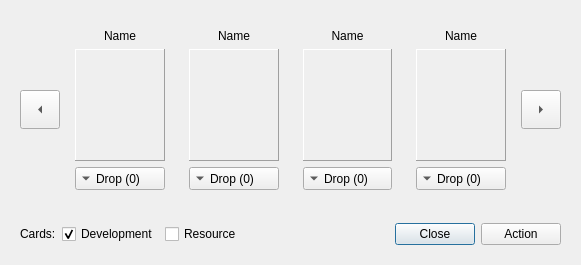
First picture: the form in client/ui/cardbrowserform.ui, repository rku/Settleboard, before the edit.
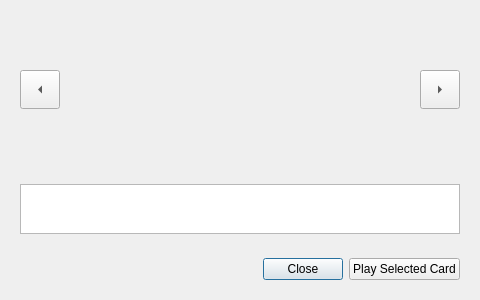
Second picture: the form after the edit. Custom widgets are drawn as their Qt base class.

Commit message: Improve game card browser.

Diff of the .ui file:
```diff
--- a/client/ui/cardbrowserform.ui
+++ b/client/ui/cardbrowserform.ui
@@ -9,12 +9,12 @@
    <rect>
     <x>0</x>
     <y>0</y>
-    <width>581</width>
-    <height>265</height>
+    <width>480</width>
+    <height>300</height>
    </rect>
   </property>
   <property name="sizePolicy">
-   <sizepolicy hsizetype="Fixed" vsizetype="Fixed">
+   <sizepolicy hsizetype="Preferred" vsizetype="Preferred">
     <horstretch>0</horstretch>
     <verstretch>0</verstretch>
    </sizepolicy>
@@ -55,242 +55,107 @@
        </widget>
       </item>
       <item>
-       <widget class="QWidget" name="widgetCard1" native="true">
-        <layout class="QVBoxLayout" name="verticalLayout_4">
-         <item>
-          <widget class="QLabel" name="labelName1">
-           <property name="text">
-            <string>Name</string>
-           </property>
-           <property name="alignment">
-            <set>Qt::AlignCenter</set>
-           </property>
-          </widget>
-         </item>
-         <item>
-          <widget class="QLabel" name="labelPixmap1">
-           <property name="sizePolicy">
-            <sizepolicy hsizetype="Preferred" vsizetype="Preferred">
-             <horstretch>0</horstretch>
-             <verstretch>1</verstretch>
-            </sizepolicy>
-           </property>
-           <property name="frameShape">
-            <enum>QFrame::Panel</enum>
-           </property>
-           <property name="frameShadow">
-            <enum>QFrame::Raised</enum>
-           </property>
-           <property name="text">
-            <string/>
-           </property>
-           <property name="alignment">
-            <set>Qt::AlignCenter</set>
-           </property>
-          </widget>
-         </item>
-         <item>
-          <widget class="QToolButton" name="buttonDrop1">
-           <property name="sizePolicy">
-            <sizepolicy hsizetype="Preferred" vsizetype="Fixed">
-             <horstretch>0</horstretch>
-             <verstretch>0</verstretch>
-            </sizepolicy>
-           </property>
-           <property name="text">
-            <string>Drop (0)</string>
-           </property>
-           <property name="toolButtonStyle">
-            <enum>Qt::ToolButtonTextBesideIcon</enum>
-           </property>
-           <property name="arrowType">
-            <enum>Qt::DownArrow</enum>
-           </property>
-          </widget>
-         </item>
-        </layout>
+       <spacer name="horizontalSpacer_2">
+        <property name="orientation">
+         <enum>Qt::Horizontal</enum>
+        </property>
+        <property name="sizeType">
+         <enum>QSizePolicy::Expanding</enum>
+        </property>
+        <property name="sizeHint" stdset="0">
+         <size>
+          <width>10</width>
+          <height>20</height>
+         </size>
+        </property>
+       </spacer>
+      </item>
+      <item>
+       <widget class="GameCardView" name="gameCardView1" native="true">
+        <property name="sizePolicy">
+         <sizepolicy hsizetype="Expanding" vsizetype="Expanding">
+          <horstretch>0</horstretch>
+          <verstretch>0</verstretch>
+         </sizepolicy>
+        </property>
+        <property name="minimumSize">
+         <size>
+          <width>0</width>
+          <height>0</height>
+         </size>
+        </property>
+        <property name="baseSize">
+         <size>
+          <width>0</width>
+          <height>0</height>
+         </size>
+        </property>
        </widget>
       </item>
       <item>
-       <widget class="QWidget" name="widgetCard2" native="true">
-        <layout class="QVBoxLayout" name="verticalLayout_3">
-         <item>
-          <widget class="QLabel" name="labelName2">
-           <property name="text">
-            <string>Name</string>
-           </property>
-           <property name="alignment">
-            <set>Qt::AlignCenter</set>
-           </property>
-          </widget>
-         </item>
-         <item>
-          <widget class="QLabel" name="labelPixmap2">
-           <property name="sizePolicy">
-            <sizepolicy hsizetype="Preferred" vsizetype="Preferred">
-             <horstretch>0</horstretch>
-             <verstretch>1</verstretch>
-            </sizepolicy>
-           </property>
-           <property name="frameShape">
-            <enum>QFrame::Panel</enum>
-           </property>
-           <property name="frameShadow">
-            <enum>QFrame::Raised</enum>
-           </property>
-           <property name="text">
-            <string/>
-           </property>
-           <property name="alignment">
-            <set>Qt::AlignCenter</set>
-           </property>
-          </widget>
-         </item>
-         <item>
-          <widget class="QToolButton" name="buttonDrop2">
-           <property name="sizePolicy">
-            <sizepolicy hsizetype="Preferred" vsizetype="Fixed">
-             <horstretch>0</horstretch>
-             <verstretch>0</verstretch>
-            </sizepolicy>
-           </property>
-           <property name="text">
-            <string>Drop (0)</string>
-           </property>
-           <property name="toolButtonStyle">
-            <enum>Qt::ToolButtonTextBesideIcon</enum>
-           </property>
-           <property name="arrowType">
-            <enum>Qt::DownArrow</enum>
-           </property>
-          </widget>
-         </item>
-        </layout>
+       <widget class="GameCardView" name="gameCardView2" native="true">
+        <property name="sizePolicy">
+         <sizepolicy hsizetype="Expanding" vsizetype="Expanding">
+          <horstretch>0</horstretch>
+          <verstretch>0</verstretch>
+         </sizepolicy>
+        </property>
+        <property name="minimumSize">
+         <size>
+          <width>0</width>
+          <height>0</height>
+         </size>
+        </property>
        </widget>
       </item>
       <item>
-       <widget class="QWidget" name="widgetCard3" native="true">
-        <layout class="QVBoxLayout" name="verticalLayout_2">
-         <item>
-          <widget class="QLabel" name="labelName3">
-           <property name="text">
-            <string>Name</string>
-           </property>
-           <property name="alignment">
-            <set>Qt::AlignCenter</set>
-           </property>
-          </widget>
-         </item>
-         <item>
-          <widget class="QLabel" name="labelPixmap3">
-           <property name="sizePolicy">
-            <sizepolicy hsizetype="Preferred" vsizetype="Preferred">
-             <horstretch>0</horstretch>
-             <verstretch>1</verstretch>
-            </sizepolicy>
-           </property>
-           <property name="autoFillBackground">
-            <bool>false</bool>
-           </property>
-           <property name="frameShape">
-            <enum>QFrame::Panel</enum>
-           </property>
-           <property name="frameShadow">
-            <enum>QFrame::Raised</enum>
-           </property>
-           <property name="text">
-            <string/>
-           </property>
-           <property name="alignment">
-            <set>Qt::AlignCenter</set>
-           </property>
-          </widget>
-         </item>
-         <item>
-          <widget class="QToolButton" name="buttonDrop3">
-           <property name="sizePolicy">
-            <sizepolicy hsizetype="Preferred" vsizetype="Fixed">
-             <horstretch>0</horstretch>
-             <verstretch>0</verstretch>
-            </sizepolicy>
-           </property>
-           <property name="text">
-            <string>Drop (0)</string>
-           </property>
-           <property name="toolButtonStyle">
-            <enum>Qt::ToolButtonTextBesideIcon</enum>
-           </property>
-           <property name="arrowType">
-            <enum>Qt::DownArrow</enum>
-           </property>
-          </widget>
-         </item>
-        </layout>
+       <widget class="GameCardView" name="gameCardView3" native="true">
+        <property name="sizePolicy">
+         <sizepolicy hsizetype="Expanding" vsizetype="Expanding">
+          <horstretch>0</horstretch>
+          <verstretch>0</verstretch>
+         </sizepolicy>
+        </property>
+        <property name="minimumSize">
+         <size>
+          <width>0</width>
+          <height>0</height>
+         </size>
+        </property>
        </widget>
       </item>
       <item>
-       <widget class="QWidget" name="widgetCard4" native="true">
-        <property name="layoutDirection">
-         <enum>Qt::LeftToRight</enum>
+       <widget class="GameCardView" name="gameCardView4" native="true">
+        <property name="sizePolicy">
+         <sizepolicy hsizetype="Expanding" vsizetype="Expanding">
+          <horstretch>0</horstretch>
+          <verstretch>0</verstretch>
+         </sizepolicy>
         </property>
-        <layout class="QVBoxLayout" name="verticalLayout_5" stretch="0,0,0">
-         <item>
-          <widget class="QLabel" name="labelName4">
-           <property name="text">
-            <string>Name</string>
-           </property>
-           <property name="alignment">
-            <set>Qt::AlignCenter</set>
-           </property>
-          </widget>
-         </item>
-         <item>
-          <widget class="QLabel" name="labelPixmap4">
-           <property name="sizePolicy">
-            <sizepolicy hsizetype="Preferred" vsizetype="Preferred">
-             <horstretch>0</horstretch>
-             <verstretch>1</verstretch>
-            </sizepolicy>
-           </property>
-           <property name="autoFillBackground">
-            <bool>false</bool>
-           </property>
-           <property name="frameShape">
-            <enum>QFrame::Panel</enum>
-           </property>
-           <property name="frameShadow">
-            <enum>QFrame::Raised</enum>
-           </property>
-           <property name="text">
-            <string/>
-           </property>
-           <property name="alignment">
-            <set>Qt::AlignCenter</set>
-           </property>
-          </widget>
-         </item>
-         <item>
-          <widget class="QToolButton" name="buttonDrop4">
-           <property name="sizePolicy">
-            <sizepolicy hsizetype="Preferred" vsizetype="Fixed">
-             <horstretch>0</horstretch>
-             <verstretch>0</verstretch>
-            </sizepolicy>
-           </property>
-           <property name="text">
-            <string>Drop (0)</string>
-           </property>
-           <property name="toolButtonStyle">
-            <enum>Qt::ToolButtonTextBesideIcon</enum>
-           </property>
-           <property name="arrowType">
-            <enum>Qt::DownArrow</enum>
-           </property>
-          </widget>
-         </item>
-        </layout>
+        <property name="minimumSize">
+         <size>
+          <width>0</width>
+          <height>0</height>
+         </size>
+        </property>
        </widget>
       </item>
+      <item>
+       <spacer name="horizontalSpacer_6">
+        <property name="orientation">
+         <enum>Qt::Horizontal</enum>
+        </property>
+        <property name="sizeType">
+         <enum>QSizePolicy::Expanding</enum>
+        </property>
+        <property name="sizeHint" stdset="0">
+         <size>
+          <width>10</width>
+          <height>20</height>
+         </size>
+        </property>
+       </spacer>
+      </item>
       <item>
        <widget class="QToolButton" name="buttonNavigateRight">
         <property name="text">
@@ -310,33 +175,37 @@
      </layout>
     </widget>
    </item>
+   <item>
+    <widget class="QWidget" name="widgetDescription" native="true">
+     <layout class="QHBoxLayout" name="horizontalLayout_3">
+      <item>
+       <widget class="QTextEdit" name="textEditDescription">
+        <property name="sizePolicy">
+         <sizepolicy hsizetype="Preferred" vsizetype="Fixed">
+          <horstretch>0</horstretch>
+          <verstretch>0</verstretch>
+         </sizepolicy>
+        </property>
+        <property name="maximumSize">
+         <size>
+          <width>16777215</width>
+          <height>50</height>
+         </size>
+        </property>
+        <property name="readOnly">
+         <bool>true</bool>
+        </property>
+        <property name="acceptRichText">
+         <bool>false</bool>
+        </property>
+       </widget>
+      </item>
+     </layout>
+    </widget>
+   </item>
    <item>
     <widget class="QWidget" name="widgetBottom" native="true">
      <layout class="QHBoxLayout" name="horizontalLayout">
-      <item>
-       <widget class="QLabel" name="labelCards">
-        <property name="text">
-         <string>Cards:</string>
-        </property>
-       </widget>
-      </item>
-      <item>
-       <widget class="QCheckBox" name="checkBoxDevelopment">
-        <property name="text">
-         <string>Development</string>
-        </property>
-        <property name="checked">
-         <bool>true</bool>
-        </property>
-       </widget>
-      </item>
-      <item>
-       <widget class="QCheckBox" name="checkBoxResource">
-        <property name="text">
-         <string>Resource</string>
-        </property>
-       </widget>
-      </item>
       <item>
        <spacer name="horizontalSpacer">
         <property name="orientation">
@@ -360,7 +229,7 @@
       <item>
        <widget class="QPushButton" name="buttonPlaySelectedCard">
         <property name="text">
-         <string>Action</string>
+         <string>Play Selected Card</string>
         </property>
         <property name="autoDefault">
          <bool>false</bool>
@@ -372,7 +241,17 @@
    </item>
   </layout>
  </widget>
- <resources/>
+ <customwidgets>
+  <customwidget>
+   <class>GameCardView</class>
+   <extends>QWidget</extends>
+   <header>GameCardView.h</header>
+   <container>1</container>
+  </customwidget>
+ </customwidgets>
+ <resources>
+  <include location="../resources/Resources.qrc"/>
+ </resources>
  <connections>
   <connection>
    <sender>buttonClose</sender>
```
The commit also changes 18 other files.
